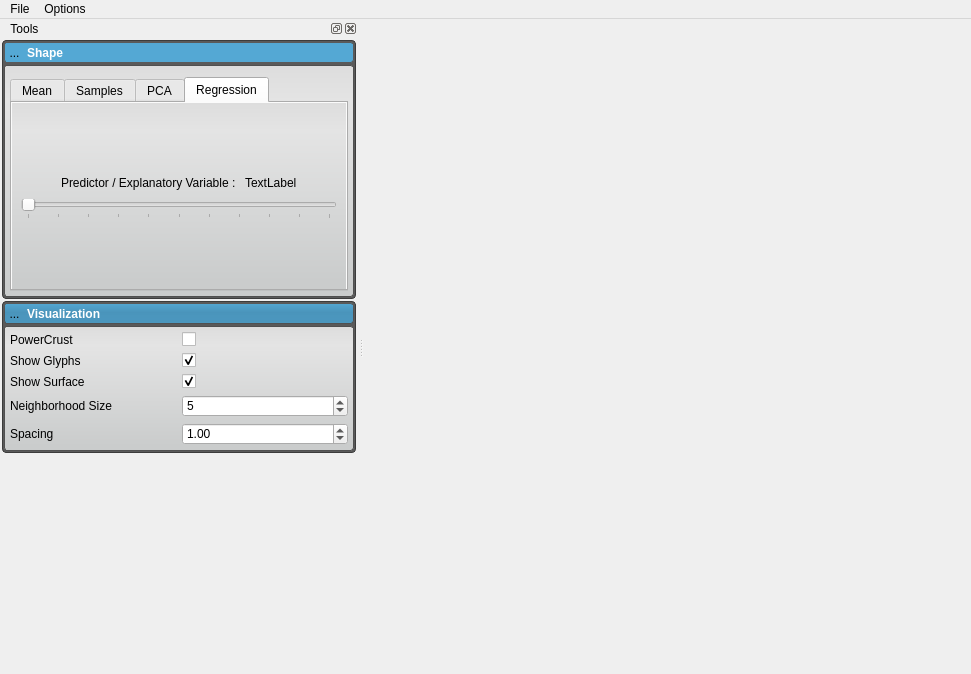
Qt form code/ShapeWorksView2/ShapeWorksView2.ui (SCIInstitute/ShapeWorks) before a commit.
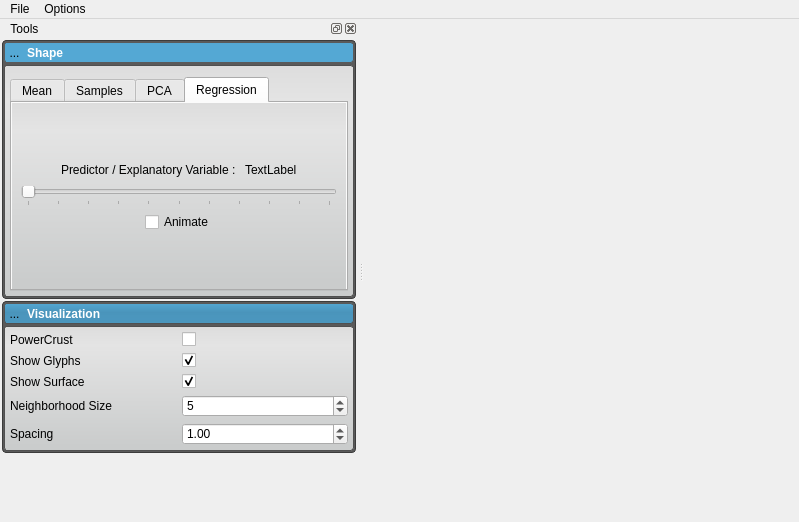
The same form after that commit. The open tabs and pages were chosen to show the change. Icons and pictures are not drawn. Custom widgets are drawn as their Qt base class.

Commit message: Added animation for regression slider.

```diff
--- a/code/ShapeWorksView2/ShapeWorksView2.ui
+++ b/code/ShapeWorksView2/ShapeWorksView2.ui
@@ -6,8 +6,8 @@
    <rect>
     <x>0</x>
     <y>0</y>
-    <width>971</width>
-    <height>674</height>
+    <width>799</width>
+    <height>522</height>
    </rect>
   </property>
   <property name="windowTitle">
@@ -262,7 +262,7 @@
     <rect>
      <x>0</x>
      <y>0</y>
-     <width>971</width>
+     <width>799</width>
      <height>21</height>
     </rect>
    </property>
@@ -855,6 +855,51 @@
                  </property>
                 </widget>
                </item>
+               <item>
+                <widget class="QWidget" name="widget_24" native="true">
+                 <layout class="QHBoxLayout" name="horizontalLayout_8">
+                  <property name="spacing">
+                   <number>0</number>
+                  </property>
+                  <property name="margin">
+                   <number>0</number>
+                  </property>
+                  <item>
+                   <spacer name="horizontalSpacer_5">
+                    <property name="orientation">
+                     <enum>Qt::Horizontal</enum>
+                    </property>
+                    <property name="sizeHint" stdset="0">
+                     <size>
+                      <width>40</width>
+                      <height>20</height>
+                     </size>
+                    </property>
+                   </spacer>
+                  </item>
+                  <item>
+                   <widget class="QCheckBox" name="regressionAnimateCheckBox">
+                    <property name="text">
+                     <string>Animate</string>
+                    </property>
+                   </widget>
+                  </item>
+                  <item>
+                   <spacer name="horizontalSpacer_6">
+                    <property name="orientation">
+                     <enum>Qt::Horizontal</enum>
+                    </property>
+                    <property name="sizeHint" stdset="0">
+                     <size>
+                      <width>40</width>
+                      <height>20</height>
+                     </size>
+                    </property>
+                   </spacer>
+                  </item>
+                 </layout>
+                </widget>
+               </item>
                <item>
                 <spacer name="verticalSpacer_2">
                  <property name="orientation">
```
Left out of the diff: 2 changed lines with no effect on the pictures. The commit also changes 2 other files.
